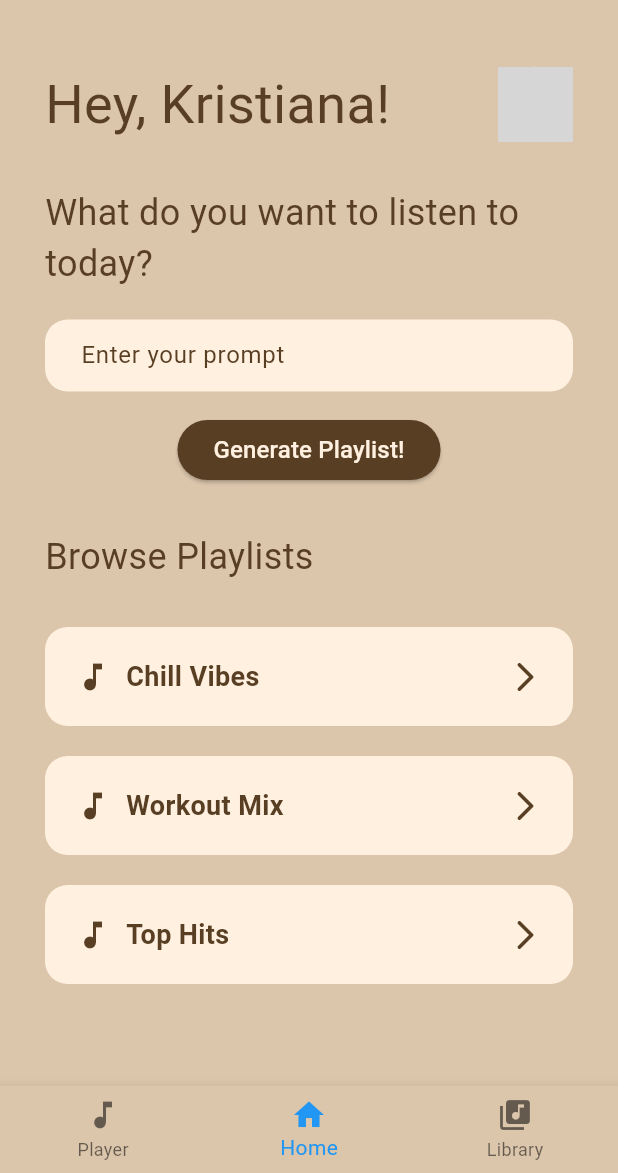
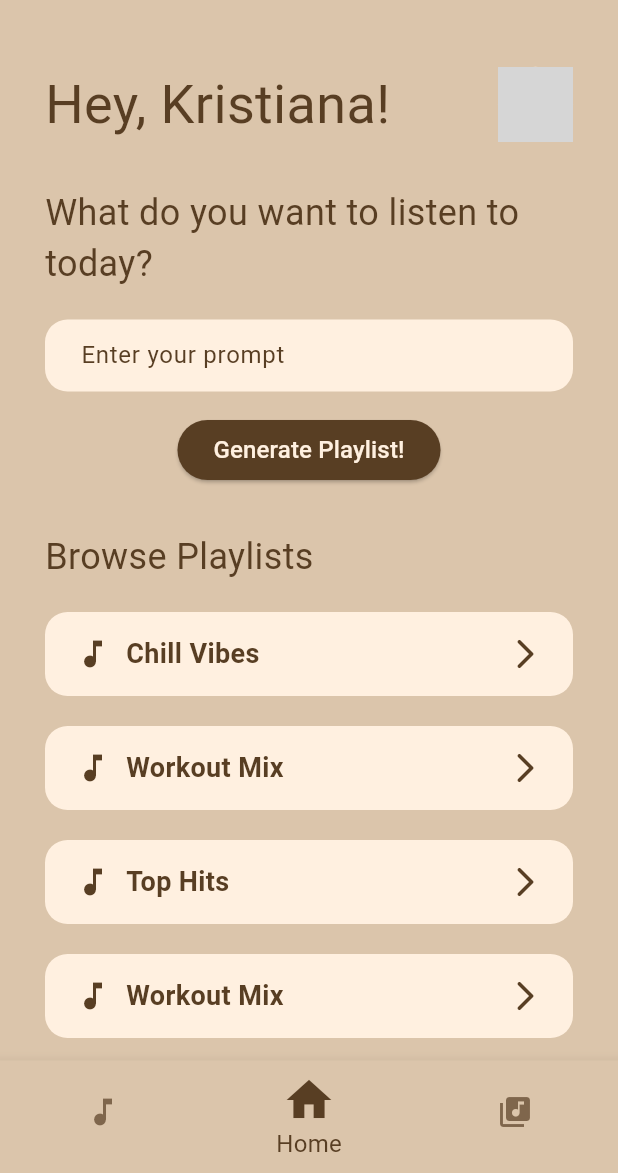
Before and after one commit to kris-krsh02/melodiq, a Flutter app: the BottomNavBar screen opened directly, on a phone screen of 412 x 824 dp, the part 63-1236 px from its top. Run offline on Flutter 3.47's test engine with Material 3 defaults, Android fonts, the phone set to English and light mode, and no system bars; our stand-ins replace google_fonts; network calls fail; Roboto replaces fonts that are missing (Jura); grey boxes are pictures that could not be loaded.

Commit message:
sizing and color fixes

```diff
--- a/frontend/lib/components/bottom_nav_bar.dart
+++ b/frontend/lib/components/bottom_nav_bar.dart
@@ -32,6 +32,10 @@ class _BottomNavBarState extends State<BottomNavBar> {
         child: _pages.elementAt(_selectedIndex),
       ),
       bottomNavigationBar: BottomNavigationBar(
+        showSelectedLabels: true,
+        showUnselectedLabels: false,
+        selectedFontSize: 16,
+        selectedIconTheme: IconThemeData(size: 36),
         items: const <BottomNavigationBarItem>[
           BottomNavigationBarItem(
             icon: Icon(Icons.music_note),
@@ -47,7 +51,9 @@ class _BottomNavBarState extends State<BottomNavBar> {
           ),
         ],
         currentIndex: _selectedIndex,
-        selectedItemColor: Colors.blue,
+        selectedItemColor: Theme.of(context).colorScheme.primary,
+        unselectedItemColor:
+            Theme.of(context).colorScheme.primary.withOpacity(0.7),
         onTap: _onItemTapped,
       ),
     );
--- a/frontend/lib/components/playlist_tile.dart
+++ b/frontend/lib/components/playlist_tile.dart
@@ -16,7 +16,7 @@ class PlaylistTile extends StatelessWidget {
       onTap: onPlay,
       child: Container(
         margin: const EdgeInsets.symmetric(vertical: 10.0),
-        padding: const EdgeInsets.symmetric(vertical: 20.0, horizontal: 20.0),
+        padding: const EdgeInsets.symmetric(vertical: 15.0, horizontal: 20.0),
         decoration: BoxDecoration(
           color: Theme.of(context).colorScheme.tertiary, // Background color
           borderRadius: BorderRadius.circular(15.0), // Curved edges
--- a/frontend/lib/pages/home_page.dart
+++ b/frontend/lib/pages/home_page.dart
@@ -122,7 +122,7 @@ class _HomePageState extends State<HomePage> {
                 ],
               ),
 
-              const SizedBox(height: 20),
+              const SizedBox(height: 10),
               PlaylistTile(
                 playlistName: 'Chill Vibes',
                 onPlay: () => {},
@@ -135,6 +135,10 @@ class _HomePageState extends State<HomePage> {
                 playlistName: 'Top Hits',
                 onPlay: () => {},
               ),
+              PlaylistTile(
+                playlistName: 'Workout Mix',
+                onPlay: () => {},
+              ),
               // Add more widgets below as needed
             ],
           ),
```
